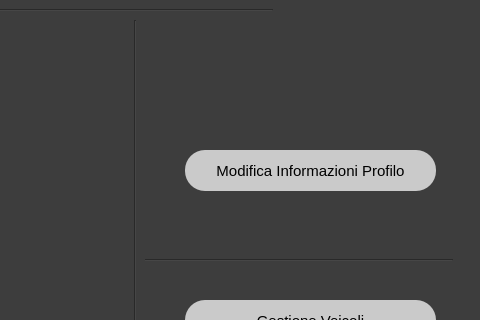
The window that Utente/VistaProfiloUtente.ui (riccardomalpiedi/parcheggio) describes before a commit, drawn with Qt 5; both pictures show x 505 to 985 and y 120 to 440 of the 985 by 580 pixel window.
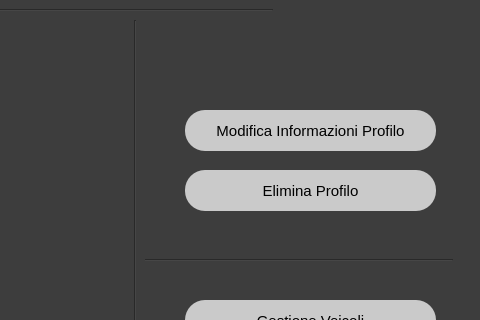
The same window after the commit.

Diff of the .ui file:
```diff
--- a/Utente/VistaProfiloUtente.ui
+++ b/Utente/VistaProfiloUtente.ui
@@ -95,7 +95,7 @@
    <property name="geometry">
     <rect>
      <x>690</x>
-     <y>270</y>
+     <y>230</y>
      <width>251</width>
      <height>41</height>
     </rect>
@@ -293,6 +293,27 @@
     </item>
    </layout>
   </widget>
+  <widget class="QPushButton" name="elimina_profilo_button">
+   <property name="geometry">
+    <rect>
+     <x>690</x>
+     <y>290</y>
+     <width>251</width>
+     <height>41</height>
+    </rect>
+   </property>
+   <property name="cursor">
+    <cursorShape>PointingHandCursor</cursorShape>
+   </property>
+   <property name="styleSheet">
+    <string notr="true">border-radius:20px; 
+ background-color: rgb(202, 202, 202);
+font-size:11pt</string>
+   </property>
+   <property name="text">
+    <string>Elimina Profilo</string>
+   </property>
+  </widget>
  </widget>
  <resources/>
  <connections/>
```
